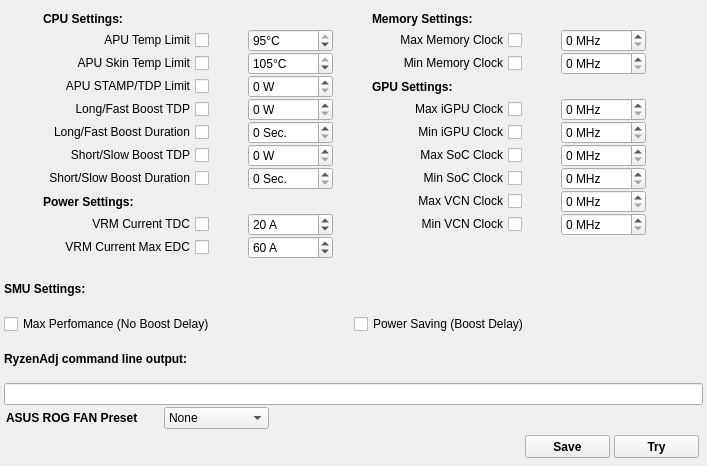
xodj/RyzenAdjCtrl, file RyzenAdjGuiAPUForm.ui: the form before one commit.
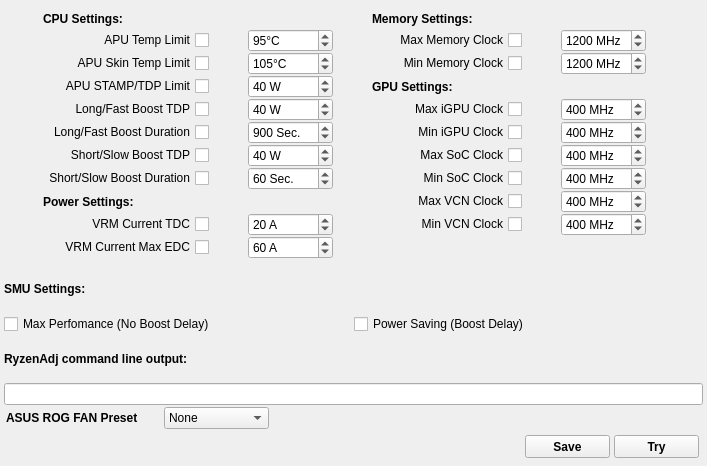
The form after the commit.

The edit to the form file:
```diff
--- a/RyzenAdjGuiAPUForm.ui
+++ b/RyzenAdjGuiAPUForm.ui
@@ -85,9 +85,15 @@
        <property name="suffix">
         <string> W</string>
        </property>
+       <property name="minimum">
+        <number>3</number>
+       </property>
        <property name="maximum">
         <number>100</number>
        </property>
+       <property name="value">
+        <number>40</number>
+       </property>
       </widget>
      </item>
      <item row="7" column="1">
@@ -107,9 +113,15 @@
        <property name="suffix">
         <string> W</string>
        </property>
+       <property name="minimum">
+        <number>3</number>
+       </property>
        <property name="maximum">
         <number>100</number>
        </property>
+       <property name="value">
+        <number>40</number>
+       </property>
       </widget>
      </item>
      <item row="6" column="5">
@@ -130,11 +142,14 @@
         <string> MHz</string>
        </property>
        <property name="maximum">
-        <number>1300</number>
+        <number>2200</number>
        </property>
        <property name="singleStep">
         <number>16</number>
        </property>
+       <property name="value">
+        <number>400</number>
+       </property>
       </widget>
      </item>
      <item row="8" column="5">
@@ -155,11 +170,14 @@
         <string> MHz</string>
        </property>
        <property name="maximum">
-        <number>1300</number>
+        <number>2200</number>
        </property>
        <property name="singleStep">
         <number>16</number>
        </property>
+       <property name="value">
+        <number>400</number>
+       </property>
       </widget>
      </item>
      <item row="9" column="0">
@@ -201,6 +219,9 @@
        <property name="maximum">
         <number>2133</number>
        </property>
+       <property name="value">
+        <number>1200</number>
+       </property>
       </widget>
      </item>
      <item row="5" column="1">
@@ -220,9 +241,15 @@
        <property name="suffix">
         <string> W</string>
        </property>
+       <property name="minimum">
+        <number>3</number>
+       </property>
        <property name="maximum">
         <number>100</number>
        </property>
+       <property name="value">
+        <number>40</number>
+       </property>
       </widget>
      </item>
      <item row="1" column="5">
@@ -245,6 +272,9 @@
        <property name="maximum">
         <number>2133</number>
        </property>
+       <property name="value">
+        <number>1200</number>
+       </property>
       </widget>
      </item>
      <item row="8" column="1">
@@ -264,8 +294,14 @@
        <property name="suffix">
         <string> Sec.</string>
        </property>
+       <property name="minimum">
+        <number>1</number>
+       </property>
        <property name="maximum">
-        <number>1024</number>
+        <number>120</number>
+       </property>
+       <property name="value">
+        <number>60</number>
        </property>
       </widget>
      </item>
@@ -331,11 +367,14 @@
         <string> MHz</string>
        </property>
        <property name="maximum">
-        <number>1400</number>
+        <number>2200</number>
        </property>
        <property name="singleStep">
         <number>16</number>
        </property>
+       <property name="value">
+        <number>400</number>
+       </property>
       </widget>
      </item>
      <item row="10" column="5">
@@ -356,11 +395,14 @@
         <string> MHz</string>
        </property>
        <property name="maximum">
-        <number>1300</number>
+        <number>2200</number>
        </property>
        <property name="singleStep">
         <number>16</number>
        </property>
+       <property name="value">
+        <number>400</number>
+       </property>
       </widget>
      </item>
      <item row="0" column="4">
@@ -403,7 +445,7 @@
         <number>35</number>
        </property>
        <property name="maximum">
-        <number>105</number>
+        <number>110</number>
        </property>
        <property name="value">
         <number>105</number>
@@ -428,11 +470,14 @@
         <string> MHz</string>
        </property>
        <property name="maximum">
-        <number>1400</number>
+        <number>2200</number>
        </property>
        <property name="singleStep">
         <number>16</number>
        </property>
+       <property name="value">
+        <number>400</number>
+       </property>
       </widget>
      </item>
      <item row="7" column="5">
@@ -453,11 +498,14 @@
         <string> MHz</string>
        </property>
        <property name="maximum">
-        <number>1400</number>
+        <number>2200</number>
        </property>
        <property name="singleStep">
         <number>16</number>
        </property>
+       <property name="value">
+        <number>400</number>
+       </property>
       </widget>
      </item>
      <item row="11" column="1">
@@ -502,9 +550,15 @@
        <property name="suffix">
         <string> Sec.</string>
        </property>
+       <property name="minimum">
+        <number>1</number>
+       </property>
        <property name="maximum">
         <number>3600</number>
        </property>
+       <property name="value">
+        <number>900</number>
+       </property>
       </widget>
      </item>
      <item row="1" column="0">
@@ -547,7 +601,7 @@
         <number>35</number>
        </property>
        <property name="maximum">
-        <number>95</number>
+        <number>110</number>
        </property>
        <property name="value">
         <number>95</number>
```
Left out of the diff: 11 changed lines with no effect on the pictures.
